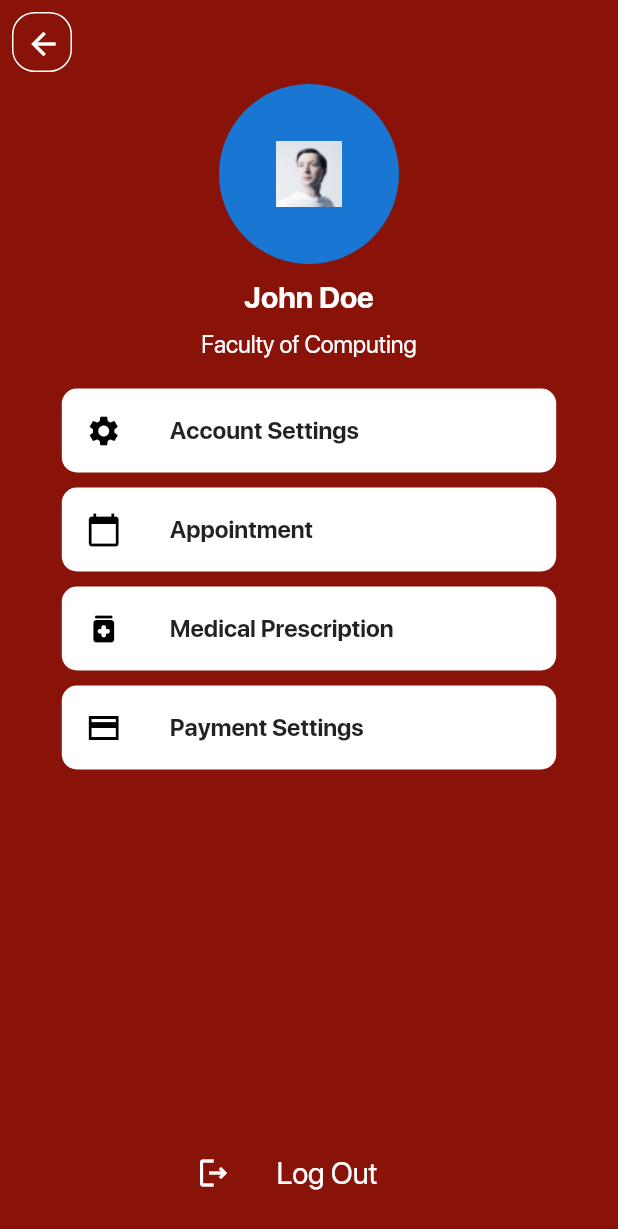
After one commit to mzramle/pku_online, a Flutter app: the UserSetting screen opened directly, on a phone screen of 412 x 824 dp. The commit adds this screen. Shown: the top 1229 px of the screen. Run offline on Flutter 3.47's test engine with Material 2 defaults, Android fonts, the phone set to English and light mode, and no system bars; our stand-ins replace cloud_firestore, firebase_auth, firebase_core, flutter_svg, get; accounts and stored records are empty.

Commit message:
Added Navigation for PFP
GestureDetector() to use onTap: () { to go to UserSetting }

```diff
--- a/lib/main.dart
+++ b/lib/main.dart
@@ -24,7 +24,7 @@ class MyApp extends StatelessWidget {
           FocusManager.instance.primaryFocus?.unfocus();
         }
       },
-      child: MaterialApp(
+      child: GetMaterialApp(
         title: 'Flutter Demo',
         debugShowCheckedModeBanner: false,
         theme: Styles.themeData(),
--- a/lib/page/home_page.dart
+++ b/lib/page/home_page.dart
@@ -8,6 +8,7 @@ import 'package:pku_online/core/light_color.dart';
 import 'package:pku_online/core/colors.dart';
 import 'package:pku_online/core/text_style.dart';
 import 'package:pku_online/core/theme.dart';
+import 'package:pku_online/page/user_setting.dart';
 
 class HomePage extends StatefulWidget {
   HomePage({Key? key}) : super(key: key);
@@ -39,7 +40,12 @@ class _HomePageState extends State<HomePage> {
           size: 30,
           color: grayText,
         ),
-        ClipRRect(
+        GestureDetector(
+          onTap: () {
+            Navigator.push(context,
+                MaterialPageRoute(builder: (context) => UserSetting()));
+          },
+          child: ClipRRect(
             borderRadius: BorderRadius.all(Radius.circular(13)),
             child: Container(
               // height: 40,
@@ -50,6 +56,7 @@ class _HomePageState extends State<HomePage> {
               child: Image.asset("assets/image/user.png", fit: BoxFit.fill),
             ),
           ).p(8),
+        ),
       ],
     );
   }
--- /dev/null
+++ b/lib/page/user_setting.dart
@@ -0,0 +1,158 @@
+import 'package:flutter/material.dart';
+
+class UserSetting extends StatelessWidget {
+  const UserSetting({Key? key}) : super(key: key);
+
+  @override
+  Widget build(BuildContext context) {
+    return Scaffold(
+      backgroundColor: Color.fromARGB(255, 137, 18, 9),
+      appBar: AppBar(
+        backgroundColor: Colors.transparent,
+        elevation: 0,
+        leading: Padding(
+          padding: const EdgeInsets.all(8.0),
+          child: Container(
+            padding: EdgeInsets.all(0),
+            alignment: Alignment.center,
+            height: 22,
+            width: 22,
+            decoration: BoxDecoration(
+              color: Colors.transparent,
+              borderRadius: BorderRadius.circular(15),
+              border: Border.all(color: Colors.white),
+            ),
+            child: IconButton(
+              icon: Icon(Icons.arrow_back, color: Colors.white),
+              onPressed: () {
+                Navigator.pop(context); // Go back to previous page
+              },
+            ),
+          ),
+        ),
+      ),
+      body: Center(
+        child: Container(
+          width: MediaQuery.of(context).size.width * 0.8,
+          child: Column(
+            mainAxisAlignment: MainAxisAlignment.center,
+            children: [
+              CircleAvatar(
+                radius: 60,
+                child: Image.asset("assets/image/user.png"),
+              ),
+              SizedBox(height: 10),
+              Text(
+                'John Doe',
+                style: TextStyle(
+                  color: Colors.white,
+                  fontSize: 20,
+                  fontWeight: FontWeight.bold,
+                ),
+              ),
+              SizedBox(height: 10),
+              Text(
+                'Faculty of Computing',
+                style: TextStyle(
+                  color: Colors.white,
+                  fontSize: 16,
+                ),
+              ),
+              SizedBox(height: 20),
+              Container(
+                decoration: BoxDecoration(
+                  color: Colors.white,
+                  borderRadius: BorderRadius.circular(10),
+                ),
+                child: ListTile(
+                  leading: Icon(Icons.settings, color: Colors.black),
+                  title: Text(
+                    'Account Settings',
+                    style: TextStyle(fontWeight: FontWeight.bold),
+                  ),
+                  onTap: () {
+                    // Add account settings logic
+                  },
+                ),
+              ),
+              SizedBox(height: 10),
+              Container(
+                decoration: BoxDecoration(
+                  color: Colors.white,
+                  borderRadius: BorderRadius.circular(10),
+                ),
+                child: ListTile(
+                  leading: Icon(Icons.calendar_today, color: Colors.black),
+                  title: Text(
+                    'Appointment',
+                    style: TextStyle(fontWeight: FontWeight.bold),
+                  ),
+                  onTap: () {
+                    // Add appointment logic
+                  },
+                ),
+              ),
+              SizedBox(height: 10),
+              Container(
+                decoration: BoxDecoration(
+                  color: Colors.white,
+                  borderRadius: BorderRadius.circular(10),
+                ),
+                child: ListTile(
+                  leading: Icon(Icons.medication_rounded, color: Colors.black),
+                  title: Text(
+                    'Medical Prescription',
+                    style: TextStyle(fontWeight: FontWeight.bold),
+                  ),
+                  onTap: () {
+                    // Add medical prescription logic
+                  },
+                ),
+              ),
+              SizedBox(height: 10),
+              Container(
+                decoration: BoxDecoration(
+                  color: Colors.white,
+                  borderRadius: BorderRadius.circular(10),
+                ),
+                child: ListTile(
+                  leading: Icon(Icons.payment_sharp, color: Colors.black),
+                  title: Text(
+                    'Payment Settings',
+                    style: TextStyle(fontWeight: FontWeight.bold),
+                  ),
+                  onTap: () {
+                    // Add payment settings logic
+                  },
+                ),
+              ),
+              SizedBox(height: 10),
+              Spacer(),
+              GestureDetector(
+                onTap: () {
+                  // Add log out logic here
+                },
+                child: Row(
+                  mainAxisAlignment: MainAxisAlignment.center,
+                  children: <Widget>[
+                    Icon(Icons.logout_outlined, color: Colors.white),
+                    Padding(
+                      padding: const EdgeInsets.all(30.0),
+                      child: Text(
+                        'Log Out',
+                        style: TextStyle(
+                          fontSize: 20,
+                          color: Colors.white,
+                        ),
+                      ),
+                    ),
+                  ],
+                ),
+              )
+            ],
+          ),
+        ),
+      ),
+    );
+  }
+}
--- a/pubspec.yaml
+++ b/pubspec.yaml
@@ -29,7 +29,7 @@ dependencies:
   # Use with the CupertinoIcons class for iOS style icons.
   cupertino_icons: ^1.0.2
   flutter_svg: ^2.0.5
-  intl: ^0.18.1
+  intl: ^0.17.0
   animations: ^2.0.1
 
   # Firebase
```
Also changed, not shown: pubspec.lock. Lines whose indentation alone changed are shown as unchanged.
